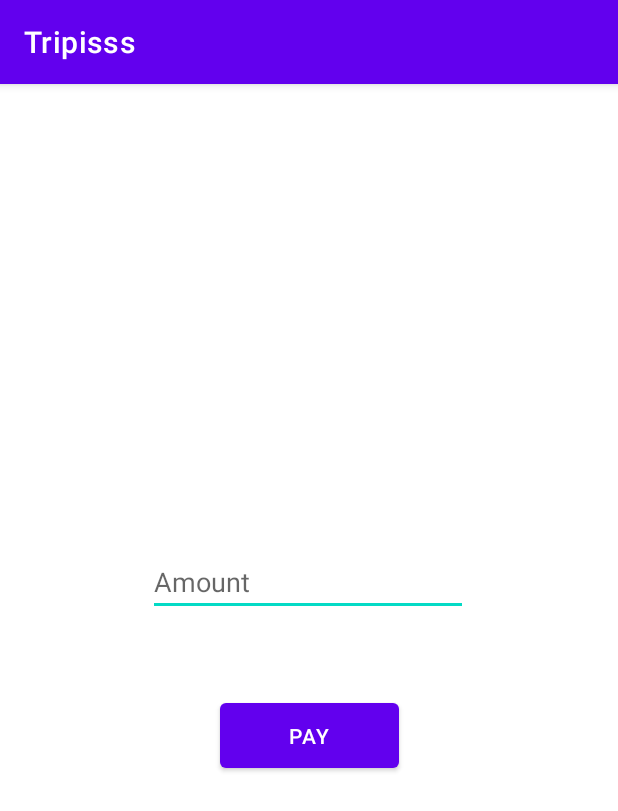
After one commit to PeeyushRawat/Tripisss, an Android app: the Payment screen opened directly, with no data from a screen before it, on a phone screen of 412 x 824 dp. The commit adds this screen. Shown: the top 811 px of the screen. Run offline under Robolectric (Android 15) with nearby library versions, the phone set to English and light mode, and no system bars; our stand-ins replace Firebase (no records; nobody signed in at launch, a user with empty details on screens opened directly); Roboto replaces fonts that are not available here; 2 statements that could not run were skipped.

```diff
--- a/app/src/main/AndroidManifest.xml
+++ b/app/src/main/AndroidManifest.xml
@@ -13,6 +13,12 @@
         android:supportsRtl="true"
         android:theme="@style/Theme.Tripisss"
         tools:targetApi="31">
+        <activity
+            android:name=".GroupList"
+            android:exported="false" />
+        <activity
+            android:name=".Payment"
+            android:exported="false" />
         <activity
             android:name=".Expense"
             android:exported="false" />
--- /dev/null
+++ b/app/src/main/java/com/example/tripisss/Payment.java
@@ -0,0 +1,64 @@
+package com.example.tripisss;
+
+import androidx.annotation.RequiresApi;
+import androidx.appcompat.app.AppCompatActivity;
+
+import android.content.Intent;
+import android.os.Build;
+import android.os.Bundle;
+import android.view.View;
+import android.widget.Button;
+import android.widget.EditText;
+import android.widget.TextView;
+
+import com.google.firebase.database.FirebaseDatabase;
+
+public class Payment extends AppCompatActivity {
+    TextView group;
+    EditText amount;
+    Button payment;
+    double total,paid;
+    @Override
+    protected void onCreate(Bundle savedInstanceState) {
+        super.onCreate(savedInstanceState);
+        setContentView(R.layout.activity_payment);
+        String city = getIntent().getStringExtra("un");
+        String tot = getIntent().getStringExtra("total");
+        String pd = getIntent().getStringExtra("paid");
+        total = Double.parseDouble(tot);
+        paid = Double.parseDouble(pd);
+        group = findViewById(R.id.groupName);
+        amount = findViewById(R.id.amt);
+        payment = findViewById(R.id.payBtn);
+        group.setText(city);
+        payment.setOnClickListener(new View.OnClickListener() {
+            @RequiresApi(api = Build.VERSION_CODES.O)
+            @Override
+            public void onClick(View v) {
+                String kl = amount.getText().toString();
+                double curr = Double.parseDouble(kl);
+                total+=curr;
+                paid+=curr;
+                FirebaseDatabase.getInstance().getReference().child(city).child("History")
+                        .push().setValue(new Transaction(Globe.getInstance().user, kl));
+                FirebaseDatabase.getInstance().getReference().child(city).child("total").setValue(total);
+                FirebaseDatabase.getInstance().getReference().child("Groups").child(pure(Globe.getInstance().user)).child(city).setValue(paid);
+                Intent x = new Intent(getApplicationContext(),Expense.class);
+                x.putExtra("nc",city);
+                startActivity(x);
+            }
+        });
+
+    }
+    public String pure(String op){
+        String kl = "";
+        for(int i=0; i<op.length();i++) {
+            if (op.charAt(i) != '@') {
+                kl += op.charAt(i);
+            } else {
+                break;
+            }
+        }
+        return kl;
+    }
+}
--- /dev/null
+++ b/app/src/main/res/layout/activity_payment.xml
@@ -0,0 +1,45 @@
+<?xml version="1.0" encoding="utf-8"?>
+<androidx.constraintlayout.widget.ConstraintLayout xmlns:android="http://schemas.android.com/apk/res/android"
+    xmlns:app="http://schemas.android.com/apk/res-auto"
+    xmlns:tools="http://schemas.android.com/tools"
+    android:layout_width="match_parent"
+    android:layout_height="match_parent"
+    tools:context=".Payment">
+
+    <Button
+        android:id="@+id/payBtn"
+        android:layout_width="119dp"
+        android:layout_height="55dp"
+        android:text="Pay"
+        app:layout_constraintBottom_toBottomOf="parent"
+        app:layout_constraintEnd_toEndOf="parent"
+        app:layout_constraintStart_toStartOf="parent"
+        app:layout_constraintTop_toTopOf="parent"
+        app:layout_constraintVertical_bias="0.571" />
+
+    <EditText
+        android:id="@+id/amt"
+        android:layout_width="wrap_content"
+        android:layout_height="wrap_content"
+        android:ems="10"
+        android:hint="Amount"
+        android:inputType="textPersonName"
+        app:layout_constraintBottom_toBottomOf="parent"
+        app:layout_constraintEnd_toEndOf="parent"
+        app:layout_constraintHorizontal_bias="0.497"
+        app:layout_constraintStart_toStartOf="parent"
+        app:layout_constraintTop_toTopOf="parent"
+        app:layout_constraintVertical_bias="0.428" />
+
+    <TextView
+        android:id="@+id/groupName"
+        android:layout_width="318dp"
+        android:layout_height="85dp"
+        android:text="TextView"
+        app:layout_constraintBottom_toBottomOf="parent"
+        app:layout_constraintEnd_toEndOf="parent"
+        app:layout_constraintHorizontal_bias="0.494"
+        app:layout_constraintStart_toStartOf="parent"
+        app:layout_constraintTop_toTopOf="parent"
+        app:layout_constraintVertical_bias="0.137" />
+</androidx.constraintlayout.widget.ConstraintLayout>
```
Also changed, not shown: app/src/main/java/com/example/tripisss/AddUsers.java (+24 -10 lines), app/src/main/java/com/example/tripisss/Expense.java (+139 -1 lines), app/src/main/java/com/example/tripisss/Globe.java (added, +19 -0 lines), app/src/main/java/com/example/tripisss/GroupList.java (added, +98 -0 lines), app/src/main/java/com/example/tripisss/MainActivity.java (+29 -0 lines), app/src/main/java/com/example/tripisss/Transaction.java (added, +25 -0 lines), app/src/main/res/layout/activity_expense.xml (+47 -7 lines), app/src/main/res/layout/activity_group_list.xml (added, +22 -0 lines), app/src/main/res/layout/activity_main.xml (+16 -1 lines), app/src/main/res/drawable/arrow.jpg (added).
